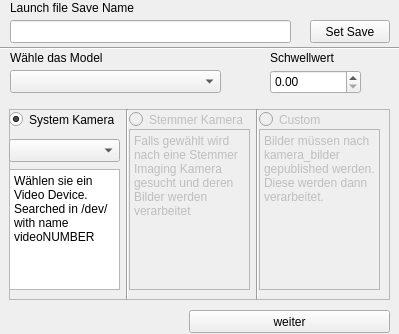
Before: the Qt Designer form QtGui/Launchwindow.ui in JonasMayerDev/Realtime_Detect, drawn with Qt 5.
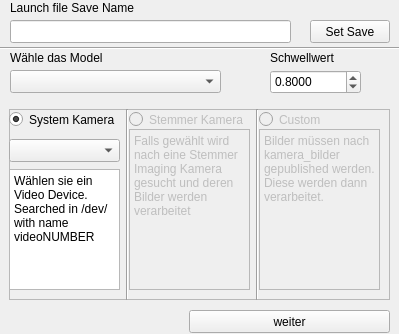
After: the same form once the commit is applied.

Patch:
```diff
--- a/QtGui/Launchwindow.ui
+++ b/QtGui/Launchwindow.ui
@@ -95,6 +95,18 @@
       <height>24</height>
      </rect>
     </property>
+    <property name="decimals">
+     <number>4</number>
+    </property>
+    <property name="maximum">
+     <double>1.000000000000000</double>
+    </property>
+    <property name="singleStep">
+     <double>0.050000000000000</double>
+    </property>
+    <property name="value">
+     <double>0.800000000000000</double>
+    </property>
    </widget>
    <widget class="QLabel" name="label_3">
     <property name="geometry">
```
